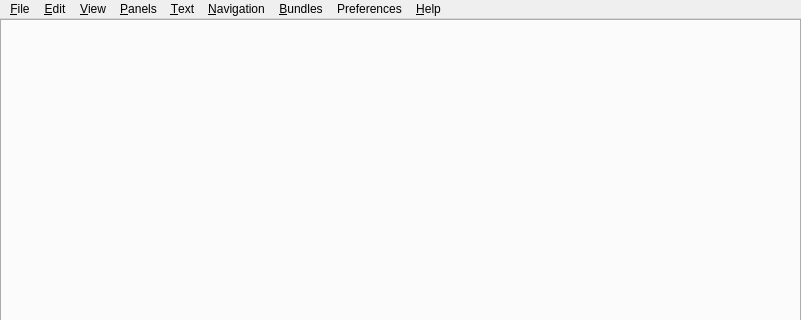
Above: resources/ui/mainwindow.ui from prymatex/prymatex before the change; both pictures show x 0 to 801 and y 0 to 320 of the 801 by 600 pixel window. Below: the same form after it.
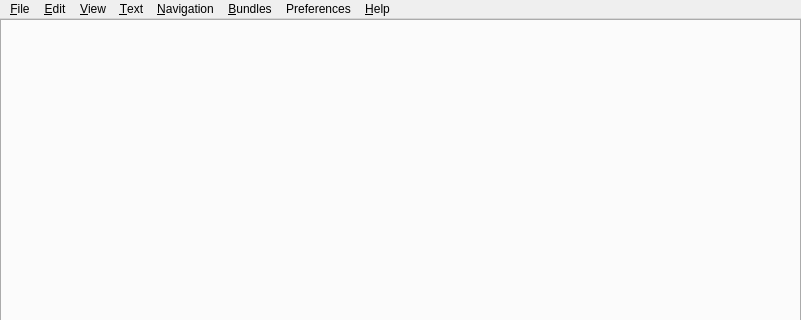
That is the form after the change. Icons and pictures are not drawn. Custom widgets are drawn as their Qt base class.

Patch:
```diff
--- a/resources/ui/mainwindow.ui
+++ b/resources/ui/mainwindow.ui
@@ -118,11 +118,6 @@
     <addaction name="actionExecute"/>
     <addaction name="actionFilterThroughCommand"/>
    </widget>
-   <widget class="QMenu" name="menuPanels">
-    <property name="title">
-     <string>&amp;Panels</string>
-    </property>
-   </widget>
    <widget class="QMenu" name="menuNavigation">
     <property name="title">
      <string>&amp;Navigation</string>
@@ -200,7 +195,6 @@
    <addaction name="menuFile"/>
    <addaction name="menuEdit"/>
    <addaction name="menuView"/>
-   <addaction name="menuPanels"/>
    <addaction name="menuText"/>
    <addaction name="menuNavigation"/>
    <addaction name="menuBundles"/>
```
Left out of the diff: 11 changed lines with no effect on the pictures.
